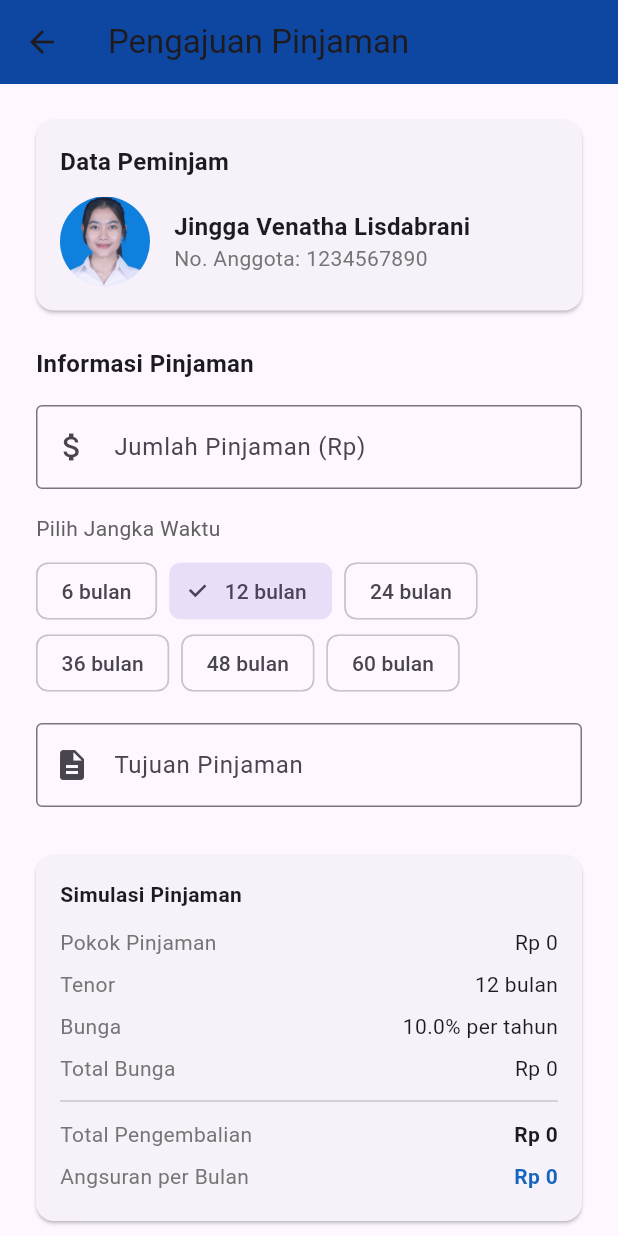
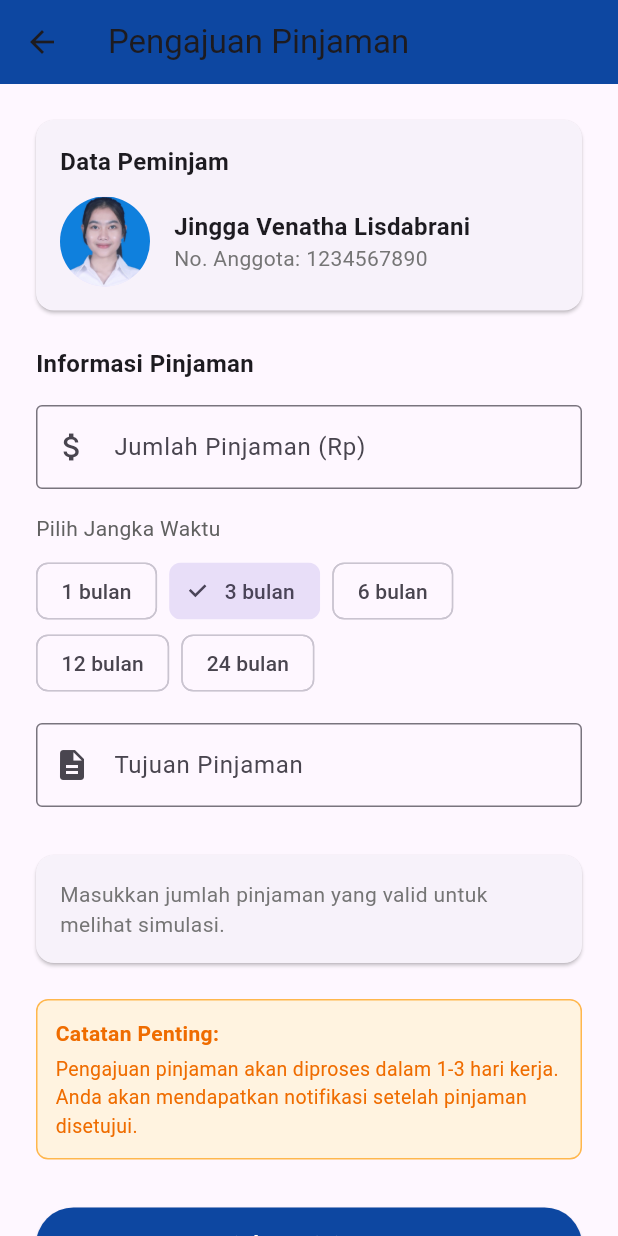
Before and after one commit to jinggavenatha/ibundiksha, a Flutter app: the PinjamanPage screen opened directly, on a phone screen of 412 x 824 dp. Run offline on Flutter 3.47's test engine with Material 3 defaults, Android fonts, the phone set to English and light mode, and no system bars.

Commit message:
Memperbarui menu pinjaman dan deposito

```diff
--- a/lib/pages/pinjaman_page.dart
+++ b/lib/pages/pinjaman_page.dart
@@ -15,14 +15,27 @@ class _PinjamanPageState extends State<PinjamanPage> {
   bool isLoading = false;
   double bungaRate = 10.0; // Default bunga rate (%)
 
-  // Opsi tenor
-  final List<int> tenorOptions = [6, 12, 24, 36, 48, 60];
-  int selectedTenor = 12; // Default tenor
+  // Opsi tenor diperbarui sesuai permintaan
+  final List<int> tenorOptions = [1, 3, 6, 12, 24];
+  int selectedTenor = 3; // Default tenor diubah ke 3 bulan
 
   @override
   void initState() {
     super.initState();
     tenorController.text = selectedTenor.toString();
+    jumlahController.addListener(() {
+      setState(() {
+        // Memperbarui UI saat input jumlah berubah
+      });
+    });
+  }
+
+  @override
+  void dispose() {
+    jumlahController.dispose();
+    tenorController.dispose();
+    tujuanController.dispose();
+    super.dispose();
   }
 
   @override
@@ -221,6 +234,19 @@ class _PinjamanPageState extends State<PinjamanPage> {
 
   Widget _buildPinjamanSimulation() {
     double pokok = double.tryParse(jumlahController.text) ?? 0;
+    if (pokok <= 0) {
+      return Card(
+        margin: EdgeInsets.zero,
+        child: Padding(
+          padding: const EdgeInsets.all(16.0),
+          child: Text(
+            "Masukkan jumlah pinjaman yang valid untuk melihat simulasi.",
+            style: TextStyle(color: Colors.grey[600]),
+          ),
+        ),
+      );
+    }
+
     double bungaPerTahun = bungaRate / 100;
     double bungaTotal = pokok * bungaPerTahun * (selectedTenor / 12);
     double total = pokok + bungaTotal;
@@ -240,11 +266,9 @@ class _PinjamanPageState extends State<PinjamanPage> {
             _detailRow("Bunga", "$bungaRate% per tahun"),
             _detailRow("Total Bunga", "Rp ${bungaTotal.toStringAsFixed(0)}"),
             Divider(),
-            _detailRow(
-                "Total Pengembalian", "Rp ${total.toStringAsFixed(0)}",
+            _detailRow("Total Pengembalian", "Rp ${total.toStringAsFixed(0)}",
                 TextStyle(fontWeight: FontWeight.bold)),
-            _detailRow(
-                "Angsuran per Bulan", "Rp ${angsuranPerBulan.toStringAsFixed(0)}",
+            _detailRow("Angsuran per Bulan", "Rp ${angsuranPerBulan.toStringAsFixed(0)}",
                 TextStyle(fontWeight: FontWeight.bold, color: Colors.blue[800])),
           ],
         ),
@@ -325,7 +349,7 @@ class _PinjamanPageState extends State<PinjamanPage> {
       // Process loan application
       provider.ajukanPinjaman(jumlah, selectedTenor);
 
-      // Simulasi persetujuan pinjaman (bisa dihilangkan jika pengajuan dan persetujuan berbeda proses)
+      // Simulasi persetujuan pinjaman (langsung disetujui untuk contoh ini)
       provider.setujuiPinjaman(jumlah);
 
       setState(() {
```
Also changed, not shown: lib/pages/deposito_page.dart (+28 -0 lines).
